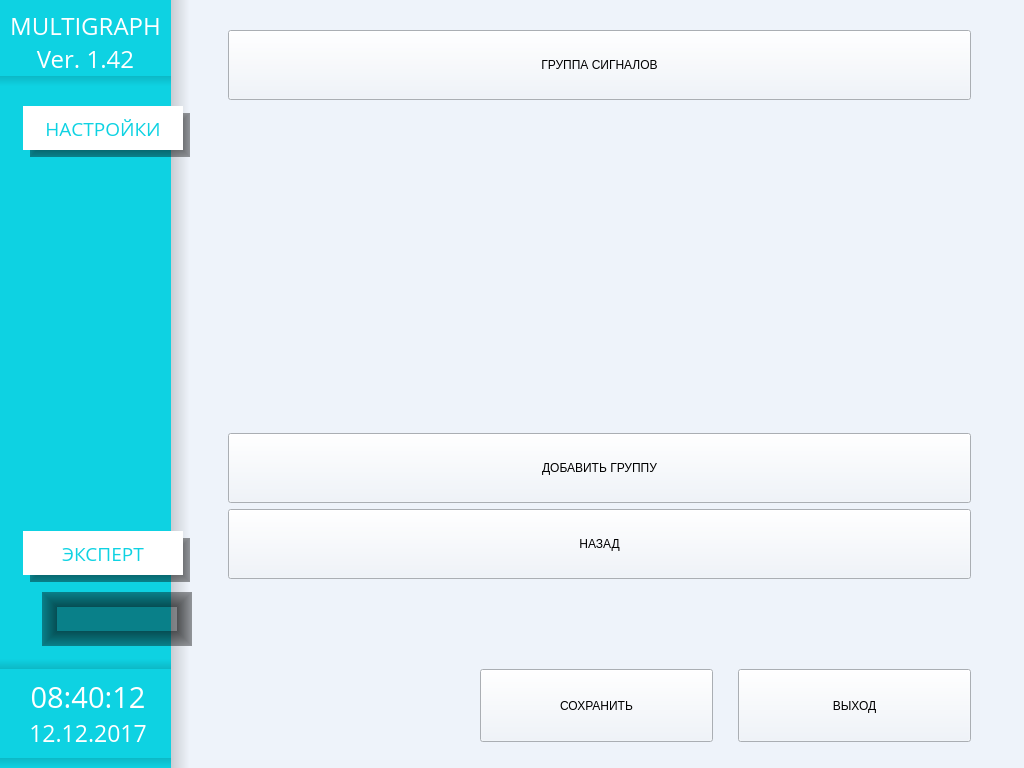
Qt form menu.ui (tomyqg/topaz-m) before a commit.
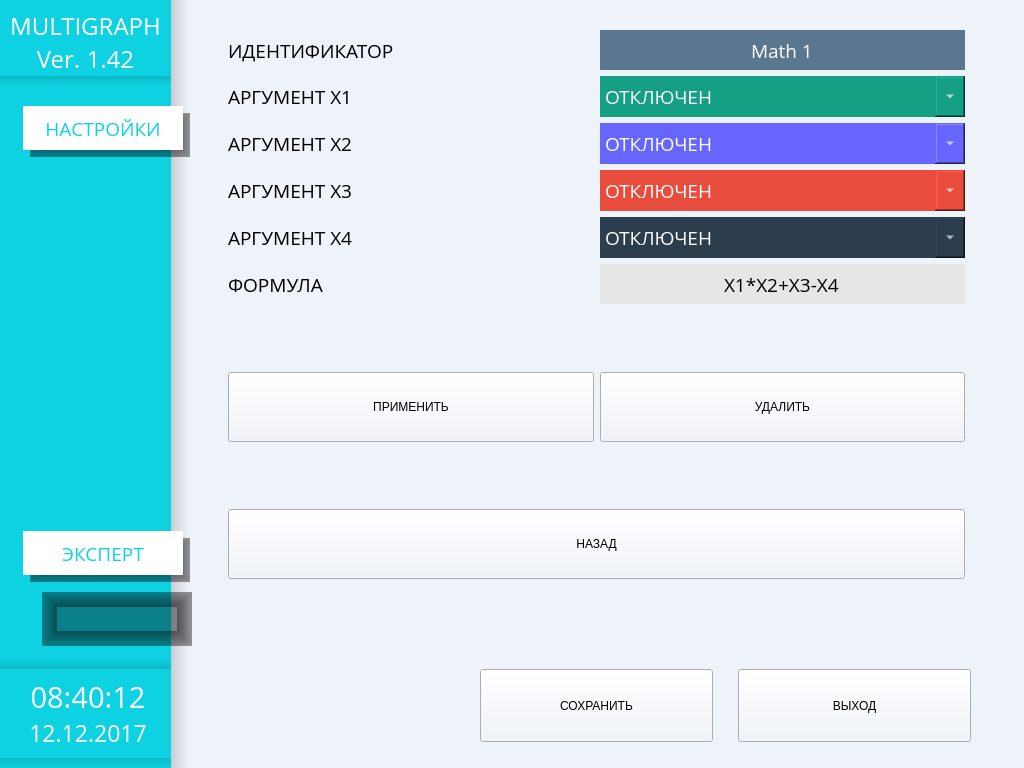
The same form after that commit. The open tabs and pages were chosen to show the change. Icons and pictures are not drawn. Custom widgets are drawn as their Qt base class.

```diff
--- a/menu.ui
+++ b/menu.ui
@@ -9300,6 +9300,669 @@
              </item>
             </layout>
            </widget>
+           <widget class="QWidget" name="pageMathSetting">
+            <layout class="QGridLayout" name="gridLayout_24" columnstretch="10,10,0">
+             <property name="leftMargin">
+              <number>29</number>
+             </property>
+             <property name="topMargin">
+              <number>30</number>
+             </property>
+             <property name="rightMargin">
+              <number>53</number>
+             </property>
+             <item row="4" column="0">
+              <widget class="QLabel" name="label_35">
+               <property name="font">
+                <font>
+                 <family>Open Sans</family>
+                 <pointsize>14</pointsize>
+                </font>
+               </property>
+               <property name="text">
+                <string>АРГУМЕНТ X1</string>
+               </property>
+               <property name="alignment">
+                <set>Qt::AlignLeading|Qt::AlignLeft|Qt::AlignVCenter</set>
+               </property>
+              </widget>
+             </item>
+             <item row="4" column="1">
+              <widget class="QComboBox" name="comboMathArg1">
+               <property name="minimumSize">
+                <size>
+                 <width>0</width>
+                 <height>41</height>
+                </size>
+               </property>
+               <property name="maximumSize">
+                <size>
+                 <width>16777215</width>
+                 <height>16777215</height>
+                </size>
+               </property>
+               <property name="font">
+                <font>
+                 <family>Open Sans</family>
+                 <pointsize>14</pointsize>
+                </font>
+               </property>
+               <property name="styleSheet">
+                <string notr="true">QComboBox {
+	background-color: rgb(21, 159, 133);
+	color: rgb(255, 255, 255);
+	border-radius: 0px;
+}
+
+QComboBox::drop-down {
+	width:30px;
+ }</string>
+               </property>
+               <property name="currentIndex">
+                <number>0</number>
+               </property>
+               <item>
+                <property name="text">
+                 <string>ОТКЛЮЧЕН</string>
+                </property>
+               </item>
+               <item>
+                <property name="text">
+                 <string>АНАЛОГОВЫЙ ВЫХОД 1</string>
+                </property>
+               </item>
+               <item>
+                <property name="text">
+                 <string>АНАЛОГОВЫЙ ВЫХОД 2</string>
+                </property>
+               </item>
+               <item>
+                <property name="text">
+                 <string>АНАЛОГОВЫЙ ВЫХОД 3</string>
+                </property>
+               </item>
+               <item>
+                <property name="text">
+                 <string>АНАЛОГОВЫЙ ВЫХОД 4</string>
+                </property>
+               </item>
+               <item>
+                <property name="text">
+                 <string>МАТЕМАТИЧЕСКИЙ ВЫХОД 1</string>
+                </property>
+               </item>
+               <item>
+                <property name="text">
+                 <string>МАТЕМАТИЧЕСКИЙ ВЫХОД 2</string>
+                </property>
+               </item>
+               <item>
+                <property name="text">
+                 <string>МАТЕМАТИЧЕСКИЙ ВЫХОД 3</string>
+                </property>
+               </item>
+               <item>
+                <property name="text">
+                 <string>МАТЕМАТИЧЕСКИЙ ВЫХОД 4</string>
+                </property>
+               </item>
+               <item>
+                <property name="text">
+                 <string>ДИСКРЕТНЫЙ ВХОД 1</string>
+                </property>
+               </item>
+               <item>
+                <property name="text">
+                 <string>ДИСКРЕТНЫЙ ВХОД 2</string>
+                </property>
+               </item>
+               <item>
+                <property name="text">
+                 <string>ДИСКРЕТНЫЙ ВХОД 3</string>
+                </property>
+               </item>
+               <item>
+                <property name="text">
+                 <string>ДИСКРЕТНЫЙ ВХОД 4</string>
+                </property>
+               </item>
+              </widget>
+             </item>
+             <item row="5" column="1">
+              <widget class="QComboBox" name="comboMathArg2">
+               <property name="minimumSize">
+                <size>
+                 <width>0</width>
+                 <height>41</height>
+                </size>
+               </property>
+               <property name="maximumSize">
+                <size>
+                 <width>16777215</width>
+                 <height>16777215</height>
+                </size>
+               </property>
+               <property name="font">
+                <font>
+                 <family>Open Sans</family>
+                 <pointsize>14</pointsize>
+                </font>
+               </property>
+               <property name="styleSheet">
+                <string notr="true">QComboBox {
+	background-color: #6666ff;
+	color: rgb(255, 255, 255);
+	border-radius: 0px;
+}
+
+QComboBox::drop-down {
+	width:30px;
+ }</string>
+               </property>
+               <property name="currentIndex">
+                <number>0</number>
+               </property>
+               <item>
+                <property name="text">
+                 <string>ОТКЛЮЧЕН</string>
+                </property>
+               </item>
+               <item>
+                <property name="text">
+                 <string>АНАЛОГОВЫЙ ВЫХОД 1</string>
+                </property>
+               </item>
+               <item>
+                <property name="text">
+                 <string>АНАЛОГОВЫЙ ВЫХОД 2</string>
+                </property>
+               </item>
+               <item>
+                <property name="text">
+                 <string>АНАЛОГОВЫЙ ВЫХОД 3</string>
+                </property>
+               </item>
+               <item>
+                <property name="text">
+                 <string>АНАЛОГОВЫЙ ВЫХОД 4</string>
+                </property>
+               </item>
+               <item>
+                <property name="text">
+                 <string>МАТЕМАТИЧЕСКИЙ ВЫХОД 1</string>
+                </property>
+               </item>
+               <item>
+                <property name="text">
+                 <string>МАТЕМАТИЧЕСКИЙ ВЫХОД 2</string>
+                </property>
+               </item>
+               <item>
+                <property name="text">
+                 <string>МАТЕМАТИЧЕСКИЙ ВЫХОД 3</string>
+                </property>
+               </item>
+               <item>
+                <property name="text">
+                 <string>МАТЕМАТИЧЕСКИЙ ВЫХОД 4</string>
+                </property>
+               </item>
+               <item>
+                <property name="text">
+                 <string>ДИСКРЕТНЫЙ ВХОД 1</string>
+                </property>
+               </item>
+               <item>
+                <property name="text">
+                 <string>ДИСКРЕТНЫЙ ВХОД 2</string>
+                </property>
+               </item>
+               <item>
+                <property name="text">
+                 <string>ДИСКРЕТНЫЙ ВХОД 3</string>
+                </property>
+               </item>
+               <item>
+                <property name="text">
+                 <string>ДИСКРЕТНЫЙ ВХОД 4</string>
+                </property>
+               </item>
+              </widget>
+             </item>
+             <item row="5" column="0">
+              <widget class="QLabel" name="label_31">
+               <property name="font">
+                <font>
+                 <family>Open Sans</family>
+                 <pointsize>14</pointsize>
+                </font>
+               </property>
+               <property name="text">
+                <string>АРГУМЕНТ X2</string>
+               </property>
+               <property name="alignment">
+                <set>Qt::AlignLeading|Qt::AlignLeft|Qt::AlignVCenter</set>
+               </property>
+              </widget>
+             </item>
+             <item row="9" column="1">
+              <widget class="QComboBox" name="comboMathArg3">
+               <property name="minimumSize">
+                <size>
+                 <width>0</width>
+                 <height>41</height>
+                </size>
+               </property>
+               <property name="maximumSize">
+                <size>
+                 <width>16777215</width>
+                 <height>16777215</height>
+                </size>
+               </property>
+               <property name="font">
+                <font>
+                 <family>Open Sans</family>
+                 <pointsize>14</pointsize>
+                </font>
+               </property>
+               <property name="styleSheet">
+                <string notr="true">QComboBox {
+	background-color: rgb(232, 76, 61);
+	color: rgb(255, 255, 255);
+	border-radius: 0px;
+}
+
+QComboBox::drop-down {
+	width:30px;
+ }</string>
+               </property>
+               <property name="currentIndex">
+                <number>0</number>
+               </property>
+               <item>
+                <property name="text">
+                 <string>ОТКЛЮЧЕН</string>
+                </property>
+               </item>
+               <item>
+                <property name="text">
+                 <string>АНАЛОГОВЫЙ ВЫХОД 1</string>
+                </property>
+               </item>
+               <item>
+                <property name="text">
+                 <string>АНАЛОГОВЫЙ ВЫХОД 2</string>
+                </property>
+               </item>
+               <item>
+                <property name="text">
+                 <string>АНАЛОГОВЫЙ ВЫХОД 3</string>
+                </property>
+               </item>
+               <item>
+                <property name="text">
+                 <string>АНАЛОГОВЫЙ ВЫХОД 4</string>
+                </property>
+               </item>
+               <item>
+                <property name="text">
+                 <string>МАТЕМАТИЧЕСКИЙ ВЫХОД 1</string>
+                </property>
+               </item>
+               <item>
+                <property name="text">
+                 <string>МАТЕМАТИЧЕСКИЙ ВЫХОД 2</string>
+                </property>
+               </item>
+               <item>
+                <property name="text">
+                 <string>МАТЕМАТИЧЕСКИЙ ВЫХОД 3</string>
+                </property>
+               </item>
+               <item>
+                <property name="text">
+                 <string>МАТЕМАТИЧЕСКИЙ ВЫХОД 4</string>
+                </property>
+               </item>
+               <item>
+                <property name="text">
+                 <string>ДИСКРЕТНЫЙ ВХОД 1</string>
+                </property>
+               </item>
+               <item>
+                <property name="text">
+                 <string>ДИСКРЕТНЫЙ ВХОД 2</string>
+                </property>
+               </item>
+               <item>
+                <property name="text">
+                 <string>ДИСКРЕТНЫЙ ВХОД 3</string>
+                </property>
+               </item>
+               <item>
+                <property name="text">
+                 <string>ДИСКРЕТНЫЙ ВХОД 4</string>
+                </property>
+               </item>
+              </widget>
+             </item>
+             <item row="9" column="0">
+              <widget class="QLabel" name="label_32">
+               <property name="font">
+                <font>
+                 <family>Open Sans</family>
+                 <pointsize>14</pointsize>
+                </font>
+               </property>
+               <property name="text">
+                <string>АРГУМЕНТ X3</string>
+               </property>
+               <property name="alignment">
+                <set>Qt::AlignLeading|Qt::AlignLeft|Qt::AlignVCenter</set>
+               </property>
+              </widget>
+             </item>
+             <item row="19" column="1">
+              <widget class="wButtonStyled" name="bDelMath">
+               <property name="sizePolicy">
+                <sizepolicy hsizetype="Preferred" vsizetype="Preferred">
+                 <horstretch>0</horstretch>
+                 <verstretch>0</verstretch>
+                </sizepolicy>
+               </property>
+               <property name="minimumSize">
+                <size>
+                 <width>0</width>
+                 <height>70</height>
+                </size>
+               </property>
+               <property name="text">
+                <string>УДАЛИТЬ</string>
+               </property>
+              </widget>
+             </item>
+             <item row="11" column="1">
+              <widget class="QComboBox" name="comboMathArg4">
+               <property name="minimumSize">
+                <size>
+                 <width>0</width>
+                 <height>41</height>
+                </size>
+               </property>
+               <property name="maximumSize">
+                <size>
+                 <width>16777215</width>
+                 <height>16777215</height>
+                </size>
+               </property>
+               <property name="font">
+                <font>
+                 <family>Open Sans</family>
+                 <pointsize>14</pointsize>
+                </font>
+               </property>
+               <property name="styleSheet">
+                <string notr="true">QComboBox {	
+	background-color:rgb(44, 61, 77);
+	color: rgb(255 , 255, 255);
+	border-radius: 0px;
+}
+
+QComboBox::drop-down {
+	width:30px;
+ }</string>
+               </property>
+               <property name="currentIndex">
+                <number>0</number>
+               </property>
+               <item>
+                <property name="text">
+                 <string>ОТКЛЮЧЕН</string>
+                </property>
+               </item>
+               <item>
+                <property name="text">
+                 <string>АНАЛОГОВЫЙ ВЫХОД 1</string>
+                </property>
+               </item>
+               <item>
+                <property name="text">
+                 <string>АНАЛОГОВЫЙ ВЫХОД 2</string>
+                </property>
+               </item>
+               <item>
+                <property name="text">
+                 <string>АНАЛОГОВЫЙ ВЫХОД 3</string>
+                </property>
+               </item>
+               <item>
+                <property name="text">
+                 <string>АНАЛОГОВЫЙ ВЫХОД 4</string>
+                </property>
+               </item>
+               <item>
+                <property name="text">
+                 <string>МАТЕМАТИЧЕСКИЙ ВЫХОД 1</string>
+                </property>
+               </item>
+               <item>
+                <property name="text">
+                 <string>МАТЕМАТИЧЕСКИЙ ВЫХОД 2</string>
+                </property>
+               </item>
+               <item>
+                <property name="text">
+                 <string>МАТЕМАТИЧЕСКИЙ ВЫХОД 3</string>
+                </property>
+               </item>
+               <item>
+                <property name="text">
+                 <string>МАТЕМАТИЧЕСКИЙ ВЫХОД 4</string>
+                </property>
+               </item>
+               <item>
+                <property name="text">
+                 <string>ДИСКРЕТНЫЙ ВХОД 1</string>
+                </property>
+               </item>
+               <item>
+                <property name="text">
+                 <string>ДИСКРЕТНЫЙ ВХОД 2</string>
+                </property>
+               </item>
+               <item>
+                <property name="text">
+                 <string>ДИСКРЕТНЫЙ ВХОД 3</string>
+                </property>
+               </item>
+               <item>
+                <property name="text">
+                 <string>ДИСКРЕТНЫЙ ВХОД 4</string>
+                </property>
+               </item>
+              </widget>
+             </item>
+             <item row="11" column="0">
+              <widget class="QLabel" name="label_33">
+               <property name="font">
+                <font>
+                 <family>Open Sans</family>
+                 <pointsize>14</pointsize>
+                </font>
+               </property>
+               <property name="text">
+                <string>АРГУМЕНТ X4</string>
+               </property>
+               <property name="alignment">
+                <set>Qt::AlignLeading|Qt::AlignLeft|Qt::AlignVCenter</set>
+               </property>
+              </widget>
+             </item>
+             <item row="2" column="1">
+              <widget class="QLineEdit" name="nameMath">
+               <property name="sizePolicy">
+                <sizepolicy hsizetype="Preferred" vsizetype="Fixed">
+                 <horstretch>0</horstretch>
+                 <verstretch>0</verstretch>
+                </sizepolicy>
+               </property>
+               <property name="minimumSize">
+                <size>
+                 <width>0</width>
+                 <height>40</height>
+                </size>
+               </property>
+               <property name="font">
+                <font>
+                 <family>Open Sans</family>
+                 <pointsize>14</pointsize>
+                </font>
+               </property>
+               <property name="styleSheet">
+                <string notr="true">	background-color: rgb(91, 119, 143);
+	color: rgb(255, 255, 255);
+border-radius: 0px;</string>
+               </property>
+               <property name="text">
+                <string>Math 1</string>
+               </property>
+               <property name="alignment">
+                <set>Qt::AlignCenter</set>
+               </property>
+              </widget>
+             </item>
+             <item row="20" column="0" colspan="3">
+              <spacer name="verticalSpacer_27">
+               <property name="orientation">
+                <enum>Qt::Vertical</enum>
+               </property>
+               <property name="sizeHint" stdset="0">
+                <size>
+                 <width>740</width>
+                 <height>49</height>
+                </size>
+               </property>
+              </spacer>
+             </item>
+             <item row="21" column="0" colspan="2">
+              <widget class="wButtonStyled" name="bBackMathSetting">
+               <property name="sizePolicy">
+                <sizepolicy hsizetype="Preferred" vsizetype="Preferred">
+                 <horstretch>0</horstretch>
+                 <verstretch>0</verstretch>
+                </sizepolicy>
+               </property>
+               <property name="minimumSize">
+                <size>
+                 <width>0</width>
+                 <height>70</height>
+                </size>
+               </property>
+               <property name="text">
+                <string>НАЗАД</string>
+               </property>
+              </widget>
+             </item>
+             <item row="2" column="0">
+              <widget class="QLabel" name="label_36">
+               <property name="font">
+                <font>
+                 <family>Open Sans</family>
+                 <pointsize>14</pointsize>
+                </font>
+               </property>
+               <property name="text">
+                <string>ИДЕНТИФИКАТОР</string>
+               </property>
+               <property name="alignment">
+                <set>Qt::AlignLeading|Qt::AlignLeft|Qt::AlignVCenter</set>
+               </property>
+              </widget>
+             </item>
+             <item row="17" column="1">
+              <widget class="QLineEdit" name="formulaMath">
+               <property name="sizePolicy">
+                <sizepolicy hsizetype="Preferred" vsizetype="Fixed">
+                 <horstretch>0</horstretch>
+                 <verstretch>0</verstretch>
+                </sizepolicy>
+               </property>
+               <property name="minimumSize">
+                <size>
+                 <width>0</width>
+                 <height>40</height>
+                </size>
+               </property>
+               <property name="font">
+                <font>
+                 <family>Open Sans</family>
+                 <pointsize>14</pointsize>
+                </font>
+               </property>
+               <property name="styleSheet">
+                <string notr="true">background-color: rgb(230, 230, 230);
+color: rgb(0, 0, 0);
+border-radius: 0px;
+</string>
+               </property>
+               <property name="text">
+                <string>X1*X2+X3-X4</string>
+               </property>
+               <property name="alignment">
+                <set>Qt::AlignCenter</set>
+               </property>
+              </widget>
+             </item>
+             <item row="17" column="0">
+              <widget class="QLabel" name="label_37">
+               <property name="font">
+                <font>
+                 <family>Open Sans</family>
+                 <pointsize>14</pointsize>
+                </font>
+               </property>
+               <property name="text">
+                <string>ФОРМУЛА</string>
+               </property>
+               <property name="alignment">
+                <set>Qt::AlignLeading|Qt::AlignLeft|Qt::AlignVCenter</set>
+               </property>
+              </widget>
+             </item>
+             <item row="19" column="0">
+              <widget class="wButtonStyled" name="bApplayMath">
+               <property name="sizePolicy">
+                <sizepolicy hsizetype="Preferred" vsizetype="Preferred">
+                 <horstretch>0</horstretch>
+                 <verstretch>0</verstretch>
+                </sizepolicy>
+               </property>
+               <property name="minimumSize">
+                <size>
+                 <width>0</width>
+                 <height>70</height>
+                </size>
+               </property>
+               <property name="text">
+                <string>ПРИМЕНИТЬ</string>
+               </property>
+              </widget>
+             </item>
+             <item row="18" column="0" colspan="3">
+              <spacer name="verticalSpacer_25">
+               <property name="orientation">
+                <enum>Qt::Vertical</enum>
+               </property>
+               <property name="sizeHint" stdset="0">
+                <size>
+                 <width>740</width>
+                 <height>56</height>
+                </size>
+               </property>
+              </spacer>
+             </item>
+            </layout>
+           </widget>
           </widget>
          </item>
         </layout>
```
Left out of the diff: 17 changed lines with no effect on the pictures.
